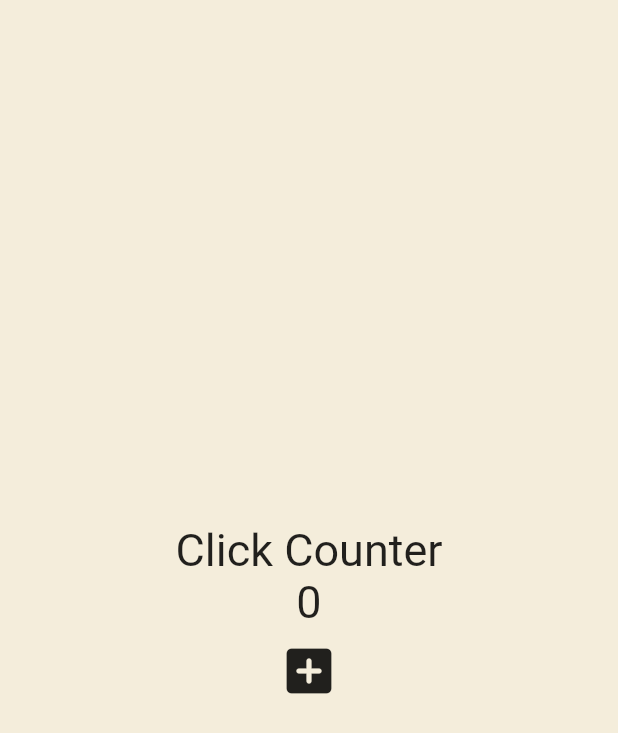
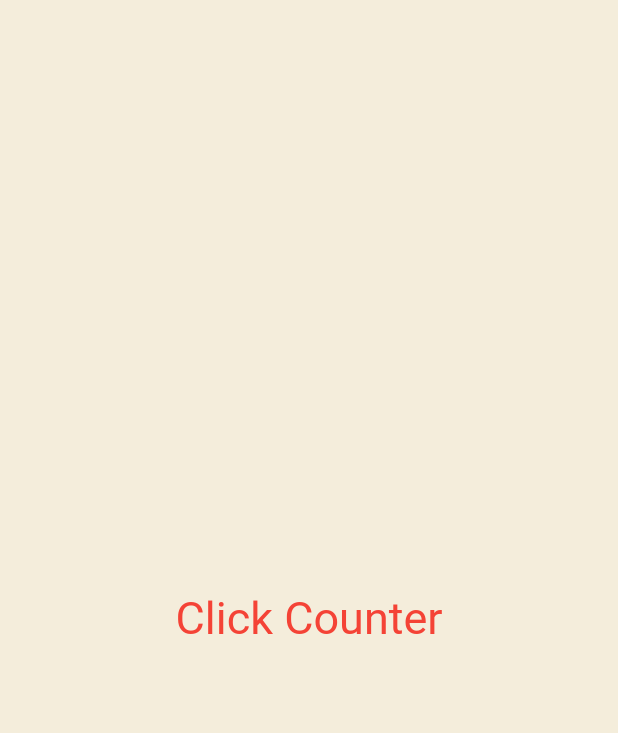
Before and after one commit to gaeguriBanchan/flutter_state, a Flutter app: the screen it shows after launch, on a phone screen of 412 x 824 dp. Shown: the top 733 px of the screen. Run offline on Flutter 3.47's test engine with Material 2 defaults, Android fonts, the phone set to English and light mode, and no system bars.

Commit message:
ThemeData 접근

```diff
--- a/lib/main.dart
+++ b/lib/main.dart
@@ -12,36 +12,23 @@ class App extends StatefulWidget {
 }
 
 class _AppState extends State<App> {
-  int counter = 0;
-
-  void onClicked() {
-    setState(() {
-      counter = counter + 1;
-    });
-  }
-
   @override
   Widget build(BuildContext context) {
     return MaterialApp(
-      home: Scaffold(
-        backgroundColor: const Color(0xFFF4EDDB),
+      theme: ThemeData(
+        textTheme: const TextTheme(
+          titleLarge: TextStyle(
+            color: Colors.red,
+          ),
+        ),
+      ),
+      home: const Scaffold(
+        backgroundColor: Color(0xFFF4EDDB),
         body: Center(
           child: Column(
             mainAxisAlignment: MainAxisAlignment.center,
             children: [
-              const Text(
-                'Click Counter',
-                style: TextStyle(fontSize: 30),
-              ),
-              Text(
-                '$counter',
-                style: const TextStyle(fontSize: 30),
-              ),
-              IconButton(
-                iconSize: 40,
-                onPressed: onClicked,
-                icon: const Icon(Icons.add_box_rounded),
-              ),
+              MyLargeTitle(),
             ],
           ),
         ),
@@ -49,3 +36,20 @@ class _AppState extends State<App> {
     );
   }
 }
+
+class MyLargeTitle extends StatelessWidget {
+  const MyLargeTitle({
+    super.key,
+  });
+
+  @override
+  Widget build(BuildContext context) {
+    return Text(
+      'Click Counter',
+      style: TextStyle(
+        fontSize: 30,
+        color: Theme.of(context).textTheme.titleLarge!.color,
+      ),
+    );
+  }
+}
```
